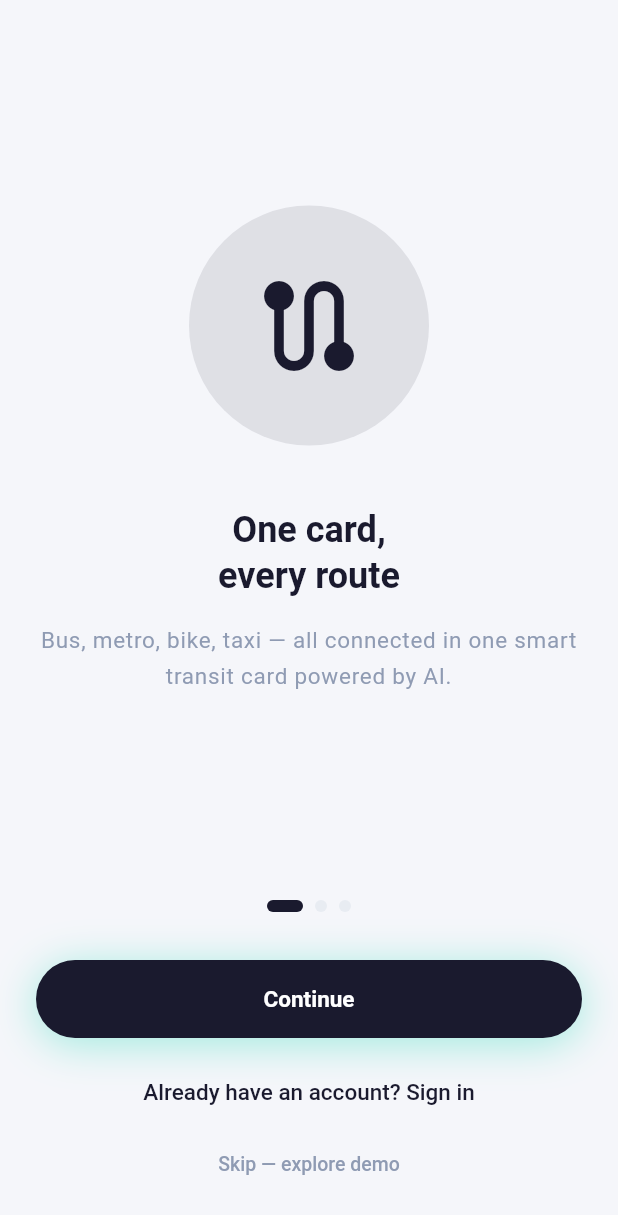
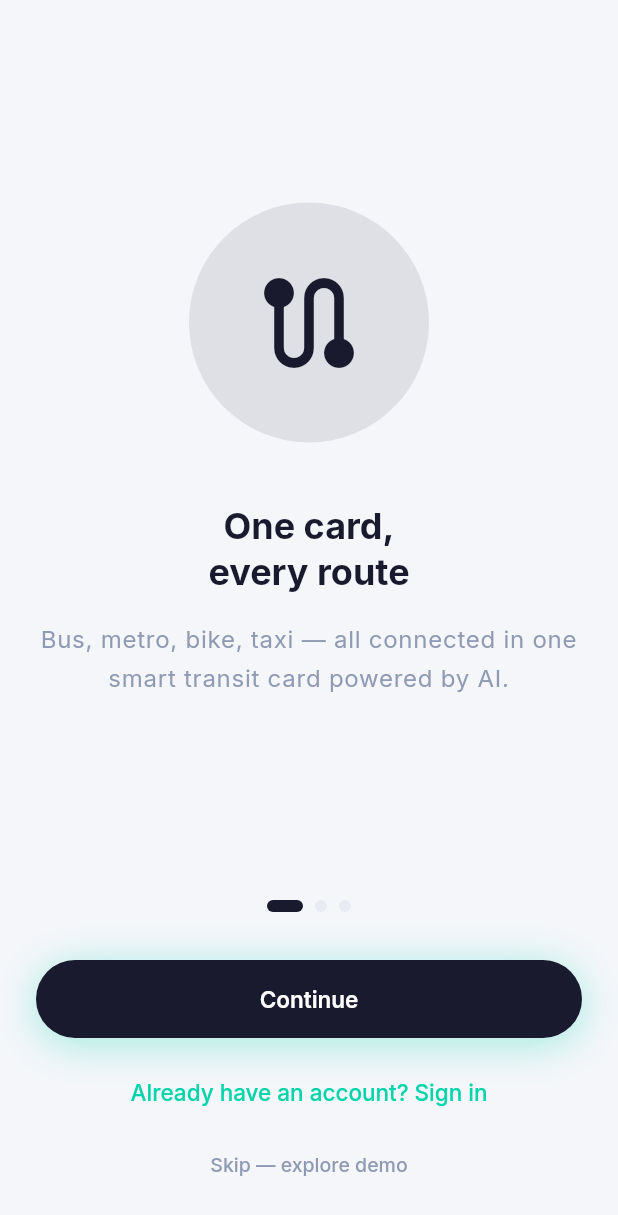
Before and after one commit to LaszloSM/gosmart, a Flutter app: the screen it shows after launch, on a phone screen of 412 x 824 dp. Shown: the top 1215 px of the screen. Run offline on Flutter 3.47's test engine with Material 3 defaults, Android fonts, the phone set to English and light mode, and no system bars; our stand-ins replace flutter_dotenv, flutter_riverpod, go_router, google_fonts, supabase_flutter; missing offline and left inert: flutter_stripe; accounts and stored records are empty.

Commit message:
feat(theme): apply Inter font via GoogleFonts + Material 3 ColorScheme with accent/navy/violet palette
Co-Authored-By: Claude Sonnet 4.6 <noreply@anthropic.com>

```diff
--- a/lib/theme/app_theme.dart
+++ b/lib/theme/app_theme.dart
@@ -1,46 +1,126 @@
 import 'package:flutter/material.dart';
 import 'package:flutter/services.dart';
+import 'package:google_fonts/google_fonts.dart';
 import 'design_tokens.dart';
 
 class AppTheme {
   AppTheme._();
 
   static ThemeData get light {
+    final textTheme = GoogleFonts.interTextTheme(ThemeData.light().textTheme).copyWith(
+      displayLarge: GoogleFonts.inter(
+        fontSize: 32, fontWeight: FontWeight.w700,
+        color: GSColors.textPrimary, height: 1.2,
+      ),
+      displayMedium: GoogleFonts.inter(
+        fontSize: 28, fontWeight: FontWeight.w700,
+        color: GSColors.textPrimary, height: 1.2,
+      ),
+      displaySmall: GoogleFonts.inter(
+        fontSize: 24, fontWeight: FontWeight.w700,
+        color: GSColors.textPrimary, height: 1.3,
+      ),
+      headlineLarge: GoogleFonts.inter(
+        fontSize: 24, fontWeight: FontWeight.w600,
+        color: GSColors.textPrimary,
+      ),
+      headlineMedium: GoogleFonts.inter(
+        fontSize: 20, fontWeight: FontWeight.w600,
+        color: GSColors.textPrimary,
+      ),
+      headlineSmall: GoogleFonts.inter(
+        fontSize: 17, fontWeight: FontWeight.w600,
+        color: GSColors.textPrimary,
+      ),
+      titleLarge: GoogleFonts.inter(
+        fontSize: 17, fontWeight: FontWeight.w600,
+        color: GSColors.textPrimary,
+      ),
+      titleMedium: GoogleFonts.inter(
+        fontSize: 15, fontWeight: FontWeight.w500,
+        color: GSColors.textPrimary,
+      ),
+      titleSmall: GoogleFonts.inter(
+        fontSize: 13, fontWeight: FontWeight.w500,
+        color: GSColors.textSecondary,
+      ),
+      bodyLarge: GoogleFonts.inter(
+        fontSize: 16, fontWeight: FontWeight.w400,
+        color: GSColors.textPrimary, height: 1.5,
+      ),
+      bodyMedium: GoogleFonts.inter(
+        fontSize: 14, fontWeight: FontWeight.w400,
+        color: GSColors.textSecondary, height: 1.5,
+      ),
+      bodySmall: GoogleFonts.inter(
+        fontSize: 12, fontWeight: FontWeight.w400,
+        color: GSColors.textDisabled, height: 1.5,
+      ),
+      labelLarge: GoogleFonts.inter(
+        fontSize: 15, fontWeight: FontWeight.w600,
+        color: GSColors.textPrimary, // neutral default; buttons override this
+      ),
+      labelMedium: GoogleFonts.inter(
+        fontSize: 13, fontWeight: FontWeight.w500,
+        color: GSColors.textSecondary,
+      ),
+      labelSmall: GoogleFonts.inter(
+        fontSize: 12, fontWeight: FontWeight.w500,
+        color: GSColors.textDisabled,
+      ),
+    );
+
     return ThemeData(
       useMaterial3: true,
       brightness: Brightness.light,
-      colorScheme: ColorScheme.fromSeed(
-        seedColor: GSColors.primary,
-        primary: GSColors.primary,
-        secondary: GSColors.eco,
-        background: GSColors.bg,
-        surface: GSColors.surface,
+      colorScheme: ColorScheme(
+        brightness: Brightness.light,
+        primary: GSColors.accent,
         onPrimary: Colors.white,
+        primaryContainer: GSColors.accentLight,
+        onPrimaryContainer: GSColors.primary,
+        secondary: GSColors.accentAlt,
         onSecondary: Colors.white,
-        onBackground: GSColors.textPrimary,
-        onSurface: GSColors.textPrimary,
+        secondaryContainer: GSColors.accentAltLight,
+        onSecondaryContainer: GSColors.primary,
+        tertiary: GSColors.eco,
+        onTertiary: Colors.white,
+        tertiaryContainer: GSColors.ecoLight,
+        onTertiaryContainer: GSColors.ecoDark,
         error: GSColors.error,
         onError: Colors.white,
+        errorContainer: GSColors.errorLight,
+        onErrorContainer: GSColors.error,
+        surface: GSColors.surface,
+        onSurface: GSColors.textPrimary,
+        surfaceContainerHighest: GSColors.surfaceDark,
+        onSurfaceVariant: GSColors.textSecondary,
+        outline: GSColors.border,
+        outlineVariant: GSColors.border,
+        shadow: Colors.black,
+        scrim: Colors.black,
+        inverseSurface: GSColors.primary,
+        onInverseSurface: Colors.white,
+        inversePrimary: GSColors.accentLight,
       ),
       scaffoldBackgroundColor: GSColors.bg,
+      textTheme: textTheme,
 
       // AppBar
-      appBarTheme: const AppBarTheme(
+      appBarTheme: AppBarTheme(
         backgroundColor: GSColors.surface,
         elevation: 0,
         scrolledUnderElevation: 0,
         centerTitle: true,
-        systemOverlayStyle: SystemUiOverlayStyle(
+        systemOverlayStyle: const SystemUiOverlayStyle(
           statusBarColor: Colors.transparent,
           statusBarIconBrightness: Brightness.dark,
         ),
-        titleTextStyle: TextStyle(
-
-          fontSize: 17,
-          fontWeight: FontWeight.w600,
+        titleTextStyle: GoogleFonts.inter(
+          fontSize: 17, fontWeight: FontWeight.w600,
           color: GSColors.textPrimary,
         ),
-        iconTheme: IconThemeData(color: GSColors.textPrimary, size: 24),
+        iconTheme: const IconThemeData(color: GSColors.textPrimary, size: 24),
       ),
 
       // Card
@@ -48,7 +128,7 @@ class AppTheme {
         color: GSColors.surface,
         elevation: 0,
         shape: RoundedRectangleBorder(
-          borderRadius: BorderRadius.circular(GSRadius.lg),
+          borderRadius: BorderRadius.circular(GSRadius.xl),
         ),
         margin: EdgeInsets.zero,
       ),
@@ -56,221 +136,107 @@ class AppTheme {
       // Input
       inputDecorationTheme: InputDecorationTheme(
         filled: true,
-        fillColor: GSColors.surface2,
+        fillColor: GSColors.surface,
         border: OutlineInputBorder(
-          borderRadius: BorderRadius.circular(GSRadius.md),
+          borderRadius: BorderRadius.circular(GSRadius.xl),
           borderSide: BorderSide.none,
         ),
         enabledBorder: OutlineInputBorder(
-          borderRadius: BorderRadius.circular(GSRadius.md),
+          borderRadius: BorderRadius.circular(GSRadius.xl),
           borderSide: const BorderSide(color: GSColors.border, width: 1),
         ),
         focusedBorder: OutlineInputBorder(
-          borderRadius: BorderRadius.circular(GSRadius.md),
-          borderSide: const BorderSide(color: GSColors.primary, width: 1.5),
+          borderRadius: BorderRadius.circular(GSRadius.xl),
+          borderSide: const BorderSide(color: GSColors.accent, width: 1.5),
         ),
         errorBorder: OutlineInputBorder(
-          borderRadius: BorderRadius.circular(GSRadius.md),
+          borderRadius: BorderRadius.circular(GSRadius.xl),
+          borderSide: const BorderSide(color: GSColors.error, width: 1.5),
+        ),
+        focusedErrorBorder: OutlineInputBorder(
+          borderRadius: BorderRadius.circular(GSRadius.xl),
           borderSide: const BorderSide(color: GSColors.error, width: 1.5),
         ),
         contentPadding: const EdgeInsets.symmetric(
-          horizontal: GSSpacing.s4,
-          vertical: GSSpacing.s4,
+          horizontal: GSSpacing.s4, vertical: GSSpacing.s4,
         ),
-        hintStyle: const TextStyle(
-          color: GSColors.textDisabled,
-          fontSize: 15,
-        ),
+        hintStyle: GoogleFonts.inter(color: GSColors.textDisabled, fontSize: 15),
       ),
 
       // ElevatedButton
       elevatedButtonTheme: ElevatedButtonThemeData(
         style: ElevatedButton.styleFrom(
-          backgroundColor: GSColors.primary,
+          backgroundColor: GSColors.accent,
           foregroundColor: Colors.white,
           minimumSize: const Size(double.infinity, 52),
           shape: RoundedRectangleBorder(
             borderRadius: BorderRadius.circular(GSRadius.full),
           ),
           elevation: 0,
-          textStyle: const TextStyle(
-
-            fontSize: 16,
-            fontWeight: FontWeight.w600,
-          ),
+          textStyle: GoogleFonts.inter(fontSize: 16, fontWeight: FontWeight.w600),
         ),
       ),
 
       // OutlinedButton
       outlinedButtonTheme: OutlinedButtonThemeData(
         style: OutlinedButton.styleFrom(
-          foregroundColor: GSColors.primary,
+          foregroundColor: GSColors.accent,
           minimumSize: const Size(double.infinity, 52),
-          side: const BorderSide(color: GSColors.primary, width: 1.5),
+          side: const BorderSide(color: GSColors.accent, width: 1.5),
           shape: RoundedRectangleBorder(
             borderRadius: BorderRadius.circular(GSRadius.full),
           ),
-          textStyle: const TextStyle(
-
-            fontSize: 16,
-            fontWeight: FontWeight.w600,
-          ),
+          textStyle: GoogleFonts.inter(fontSize: 16, fontWeight: FontWeight.w600),
         ),
       ),
 
       // TextButton
       textButtonTheme: TextButtonThemeData(
         style: TextButton.styleFrom(
-          foregroundColor: GSColors.primary,
-          textStyle: const TextStyle(
-
-            fontSize: 15,
-            fontWeight: FontWeight.w500,
-          ),
+          foregroundColor: GSColors.accent,
+          textStyle: GoogleFonts.inter(fontSize: 15, fontWeight: FontWeight.w500),
         ),
       ),
 
       // BottomNavigationBar
-      bottomNavigationBarTheme: const BottomNavigationBarThemeData(
+      bottomNavigationBarTheme: BottomNavigationBarThemeData(
         backgroundColor: GSColors.surface,
-        selectedItemColor: GSColors.primary,
+        selectedItemColor: GSColors.accent,
         unselectedItemColor: GSColors.textDisabled,
         type: BottomNavigationBarType.fixed,
         elevation: 0,
-        selectedLabelStyle: TextStyle(
-
-          fontSize: 11,
-          fontWeight: FontWeight.w600,
-        ),
-        unselectedLabelStyle: TextStyle(
-
-          fontSize: 11,
-        ),
+        selectedLabelStyle: GoogleFonts.inter(fontSize: 11, fontWeight: FontWeight.w600),
+        unselectedLabelStyle: GoogleFonts.inter(fontSize: 11),
       ),
 
       // Chip
       chipTheme: ChipThemeData(
-        backgroundColor: GSColors.surface2,
-        selectedColor: GSColors.primaryLight,
-        labelStyle: const TextStyle(
-
-          fontSize: 13,
-          color: GSColors.textPrimary,
-        ),
+        backgroundColor: GSColors.surfaceDark,
+        selectedColor: GSColors.accentLight,
+        labelStyle: GoogleFonts.inter(fontSize: 13, color: GSColors.textPrimary),
         shape: RoundedRectangleBorder(
           borderRadius: BorderRadius.circular(GSRadius.full),
         ),
         padding: const EdgeInsets.symmetric(
-          horizontal: GSSpacing.s3,
-          vertical: GSSpacing.s1,
+          horizontal: GSSpacing.s3, vertical: GSSpacing.s1,
         ),
       ),
 
       // Divider
       dividerTheme: const DividerThemeData(
-        color: GSColors.border,
-        thickness: 1,
-        space: 0,
+        color: GSColors.border, thickness: 1, space: 0,
       ),
 
-      // Text styles
-      textTheme: const TextTheme(
-        displayLarge: TextStyle(
-
-          fontSize: 32,
-          fontWeight: FontWeight.w800,
-          color: GSColors.textPrimary,
-          height: 1.2,
-        ),
-        displayMedium: TextStyle(
-
-          fontSize: 28,
-          fontWeight: FontWeight.w700,
-          color: GSColors.textPrimary,
-          height: 1.2,
-        ),
-        displaySmall: TextStyle(
-
-          fontSize: 24,
-          fontWeight: FontWeight.w700,
-          color: GSColors.textPrimary,
-          height: 1.3,
-        ),
-        headlineLarge: TextStyle(
-
-          fontSize: 22,
-          fontWeight: FontWeight.w600,
-          color: GSColors.textPrimary,
-        ),
-        headlineMedium: TextStyle(
-
-          fontSize: 20,
-          fontWeight: FontWeight.w600,
-          color: GSColors.textPrimary,
-        ),
-        headlineSmall: TextStyle(
-
-          fontSize: 17,
-          fontWeight: FontWeight.w600,
-          color: GSColors.textPrimary,
-        ),
-        titleLarge: TextStyle(
-
-          fontSize: 17,
-          fontWeight: FontWeight.w600,
-          color: GSColors.textPrimary,
-        ),
-        titleMedium: TextStyle(
-
-          fontSize: 15,
-          fontWeight: FontWeight.w500,
-          color: GSColors.textPrimary,
-        ),
-        titleSmall: TextStyle(
-
-          fontSize: 13,
-          fontWeight: FontWeight.w500,
-          color: GSColors.textSecondary,
-        ),
-        bodyLarge: TextStyle(
-
-          fontSize: 15,
-          fontWeight: FontWeight.w400,
-          color: GSColors.textPrimary,
-          height: 1.5,
-        ),
-        bodyMedium: TextStyle(
-
-          fontSize: 13,
-          fontWeight: FontWeight.w400,
-          color: GSColors.textSecondary,
-          height: 1.5,
-        ),
-        bodySmall: TextStyle(
-
-          fontSize: 11,
-          fontWeight: FontWeight.w400,
-          color: GSColors.textDisabled,
-          height: 1.5,
-        ),
-        labelLarge: TextStyle(
-
-          fontSize: 15,
-          fontWeight: FontWeight.w600,
-          color: GSColors.primary,
-        ),
-        labelMedium: TextStyle(
-
-          fontSize: 13,
-          fontWeight: FontWeight.w500,
-          color: GSColors.textSecondary,
-        ),
-        labelSmall: TextStyle(
-
-          fontSize: 11,
-          fontWeight: FontWeight.w500,
-          color: GSColors.textDisabled,
-        ),
+      // Switch — use WidgetStateProperty (Flutter 3.19+)
+      switchTheme: SwitchThemeData(
+        thumbColor: WidgetStateProperty.resolveWith((states) {
+          if (states.contains(WidgetState.selected)) return GSColors.accent;
+          return GSColors.textDisabled;
+        }),
+        trackColor: WidgetStateProperty.resolveWith((states) {
+          if (states.contains(WidgetState.selected)) return GSColors.accentLight;
+          return GSColors.border;
+        }),
       ),
     );
   }
```
